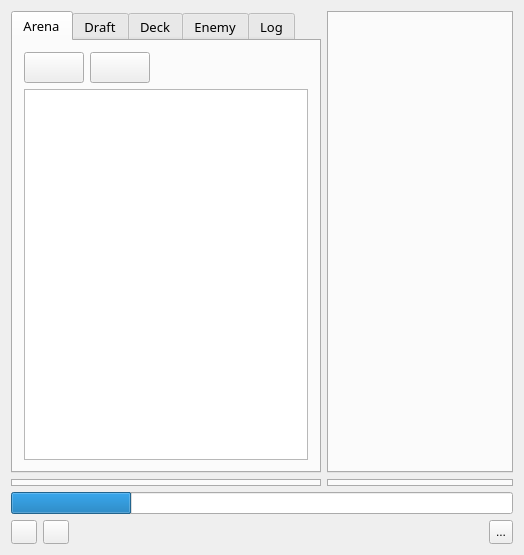
This is mainwindow.ui in supertriodo/Arena-Tracker as Qt 5 draws it before an edit. The edited form follows.
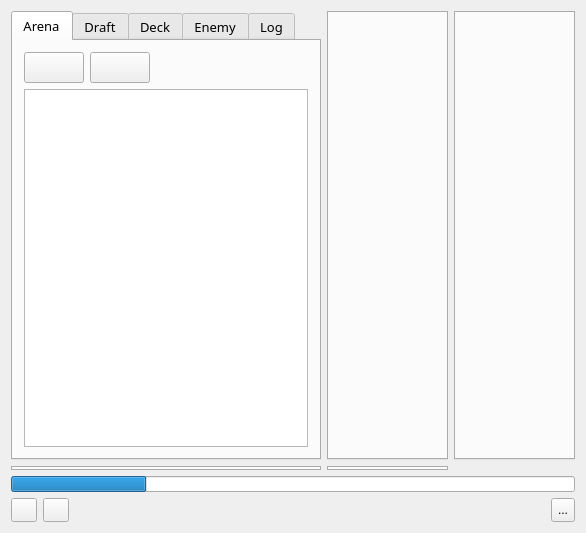
This is the edited form. Icons and pictures are not drawn.

Commit message: Improve windows handle.

The edit to the form file:
```diff
--- a/mainwindow.ui
+++ b/mainwindow.ui
@@ -6,8 +6,8 @@
    <rect>
     <x>0</x>
     <y>0</y>
-    <width>524</width>
-    <height>555</height>
+    <width>586</width>
+    <height>533</height>
    </rect>
   </property>
   <property name="windowTitle">
@@ -201,7 +201,7 @@
              <enum>Qt::ScrollBarAsNeeded</enum>
             </property>
             <property name="sizeAdjustPolicy">
-             <enum>QAbstractScrollArea::AdjustToContents</enum>
+             <enum>QAbstractScrollArea::AdjustIgnored</enum>
             </property>
             <property name="selectionMode">
              <enum>QAbstractItemView::NoSelection</enum>
@@ -566,7 +566,14 @@
        </widget>
       </item>
       <item row="0" column="1">
-       <widget class="QTabWidget" name="tabWidget1">
+       <widget class="QTabWidget" name="tabWidgetH2">
+        <property name="tabBarAutoHide">
+         <bool>true</bool>
+        </property>
+       </widget>
+      </item>
+      <item row="0" column="2">
+       <widget class="QTabWidget" name="tabWidgetH3">
         <property name="tabBarAutoHide">
          <bool>true</bool>
         </property>
```
Left out of the diff: 6 changed lines with no effect on the pictures. The commit also changes 2 other files.
